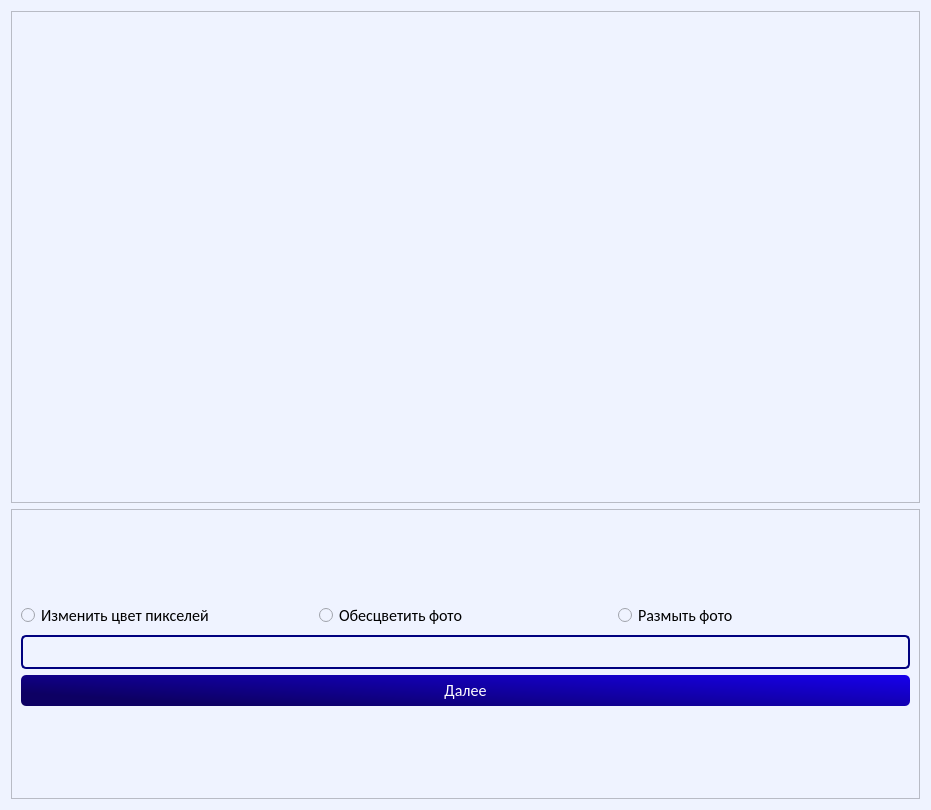
Above: ui/main.ui from nais2008/progect_yandex before the change. Below: the same form after it.
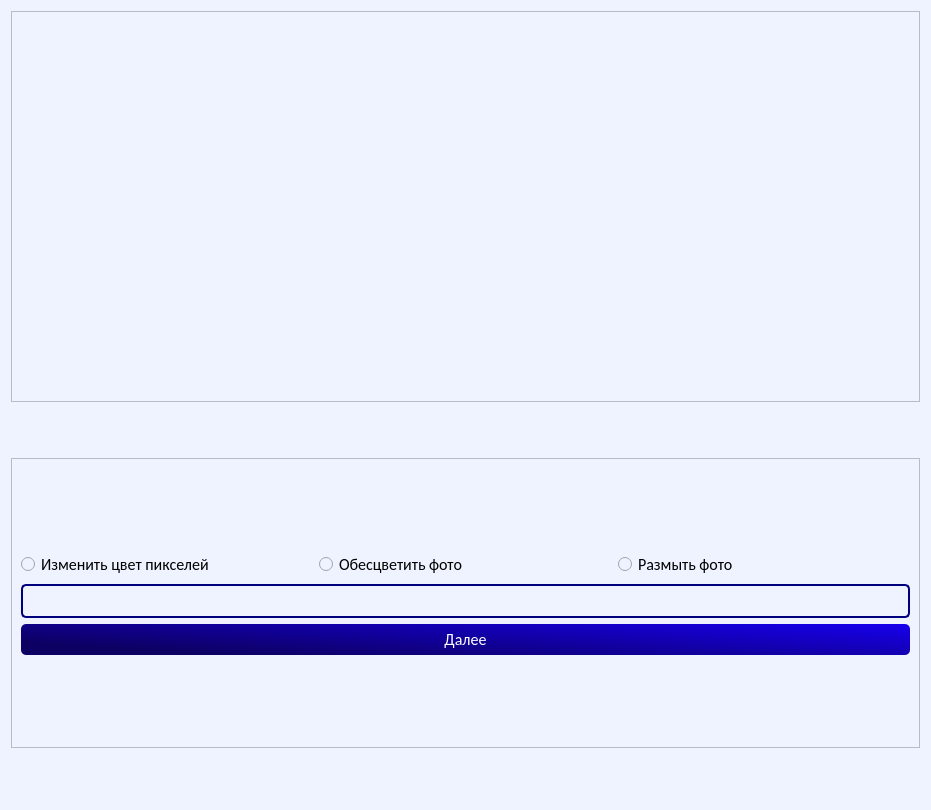
That is the form after the change.

Commit message: osh_check

```diff
--- a/ui/main.ui
+++ b/ui/main.ui
@@ -29,7 +29,7 @@
      </property>
     </widget>
    </item>
-   <item>
+   <item alignment="Qt::AlignHCenter|Qt::AlignVCenter">
     <widget class="QFrame" name="frame_2">
      <property name="minimumSize">
       <size>
@@ -39,7 +39,7 @@
      </property>
      <property name="maximumSize">
       <size>
-       <width>16777215</width>
+       <width>909</width>
        <height>290</height>
       </size>
      </property>
```
